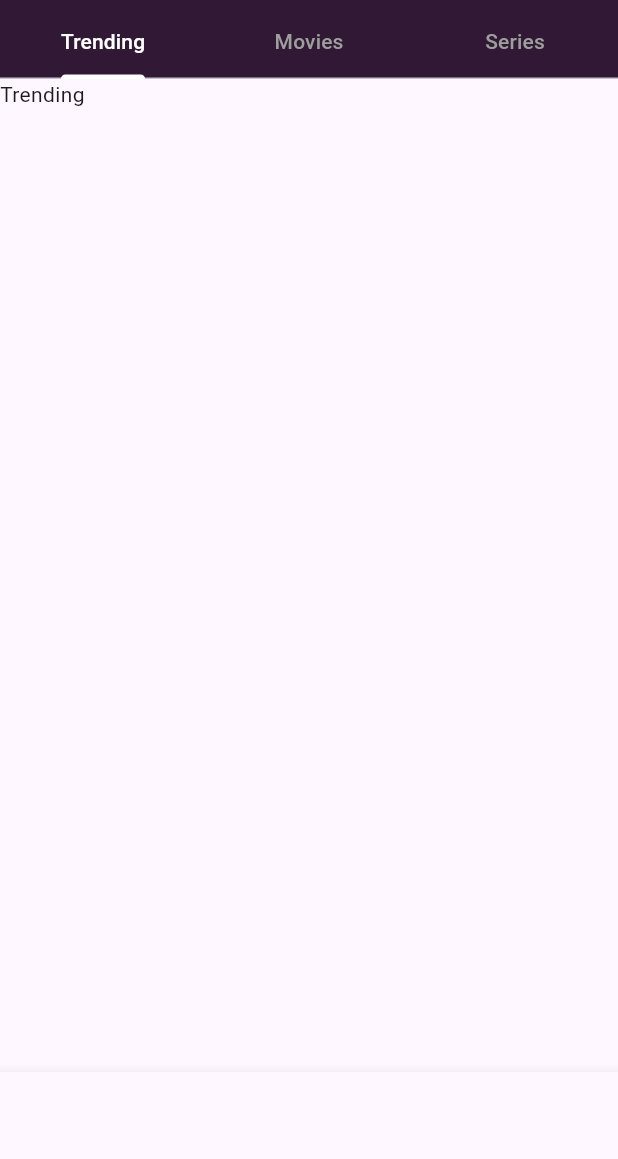
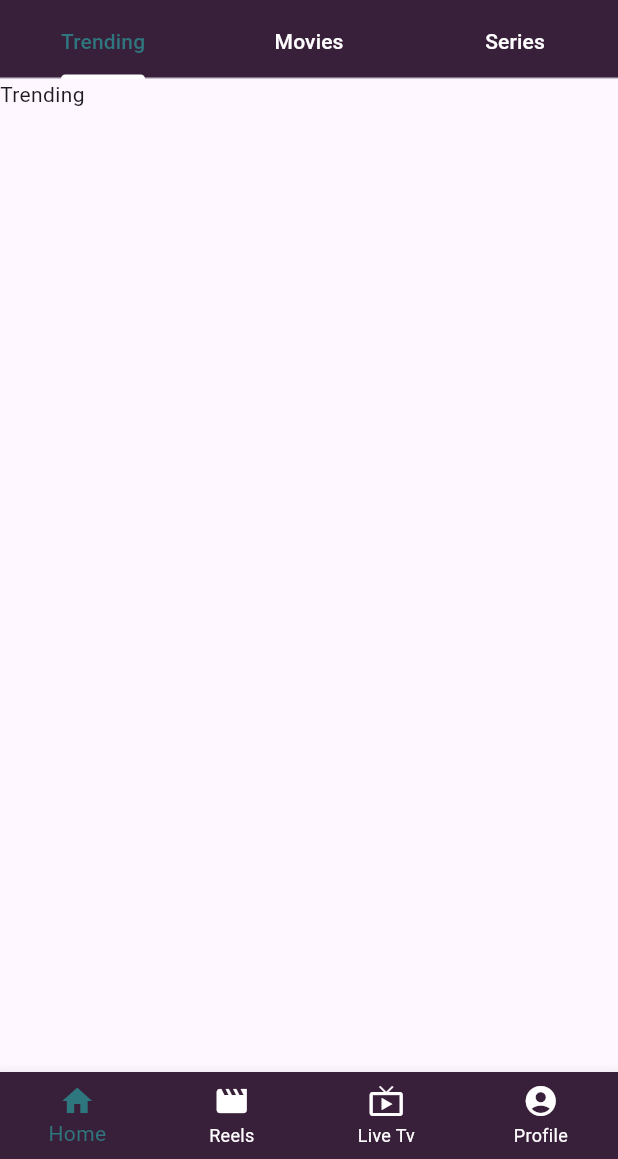
Before and after one commit to Chrispiansilvano/oneplay, a Flutter app: the screen it shows after launch, on a phone screen of 412 x 824 dp, the part 77-1236 px from its top. Run offline on Flutter 3.47's test engine with Material 3 defaults, Android fonts, the phone set to English and light mode, and no system bars.

Commit message:
changes made

```diff
--- a/lib/main.dart
+++ b/lib/main.dart
@@ -50,12 +50,28 @@ class _MyHomePageState extends State<MyHomePage> {
       // ),
       body: _pages[_selectedIndex],
       bottomNavigationBar: BottomNavigationBar(
+        // fixedColor: Colors.white,
+        unselectedItemColor: Colors.white,
+        selectedItemColor: const Color.fromARGB(255, 47, 119, 126),
+        type: BottomNavigationBarType.fixed,
+        backgroundColor: const Color.fromARGB(255, 57, 32, 58),
         items: const [
-          BottomNavigationBarItem(icon: Icon(Icons.home), label: 'Home'),
-          BottomNavigationBarItem(icon: Icon(Icons.movie), label: 'Reels'),
-          BottomNavigationBarItem(icon: Icon(Icons.live_tv), label: 'Live Tv'),
           BottomNavigationBarItem(
-              icon: Icon(Icons.account_circle), label: 'Profile'),
+            icon: Icon(Icons.home),
+            label: 'Home',
+          ),
+          BottomNavigationBarItem(
+            icon: Icon(Icons.movie),
+            label: 'Reels',
+          ),
+          BottomNavigationBarItem(
+            icon: Icon(Icons.live_tv),
+            label: 'Live Tv',
+          ),
+          BottomNavigationBarItem(
+            icon: Icon(Icons.account_circle),
+            label: 'Profile',
+          ),
         ],
         currentIndex: _selectedIndex,
         onTap: _onItemTapped,
@@ -79,7 +95,7 @@ class HomePage extends StatelessWidget {
       length: 3, // Number of tabs
       child: Scaffold(
         appBar: AppBar(
-          backgroundColor: const Color.fromARGB(255, 49, 24, 53),
+          backgroundColor: const Color.fromARGB(255, 57, 32, 58),
           leading: Container(
             // padding: const EdgeInsets.all(5),
             padding: const EdgeInsets.fromLTRB(5, 5, 0, 5),
@@ -110,8 +126,8 @@ class HomePage extends StatelessWidget {
             )
           ],
           bottom: const TabBar(
-            labelColor: Colors.white,
-            unselectedLabelColor: Colors.grey,
+            labelColor: Color.fromARGB(255, 47, 119, 126),
+            unselectedLabelColor: Colors.white,
             indicatorColor: Colors.white,
             tabs: [
               Tab(text: 'Trending'),
```
